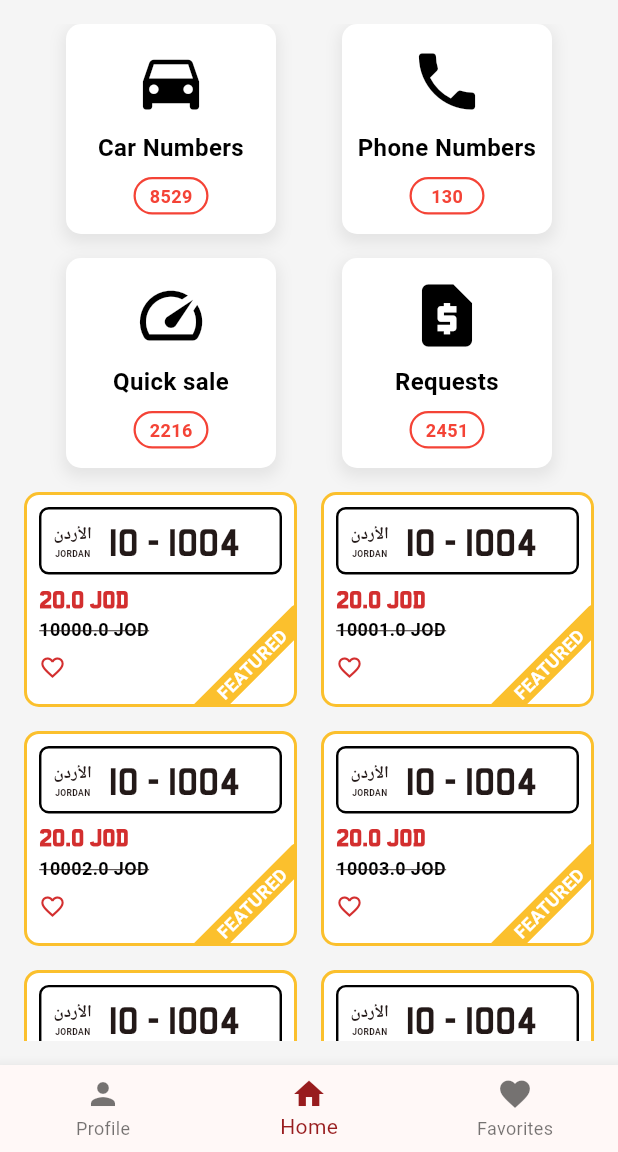
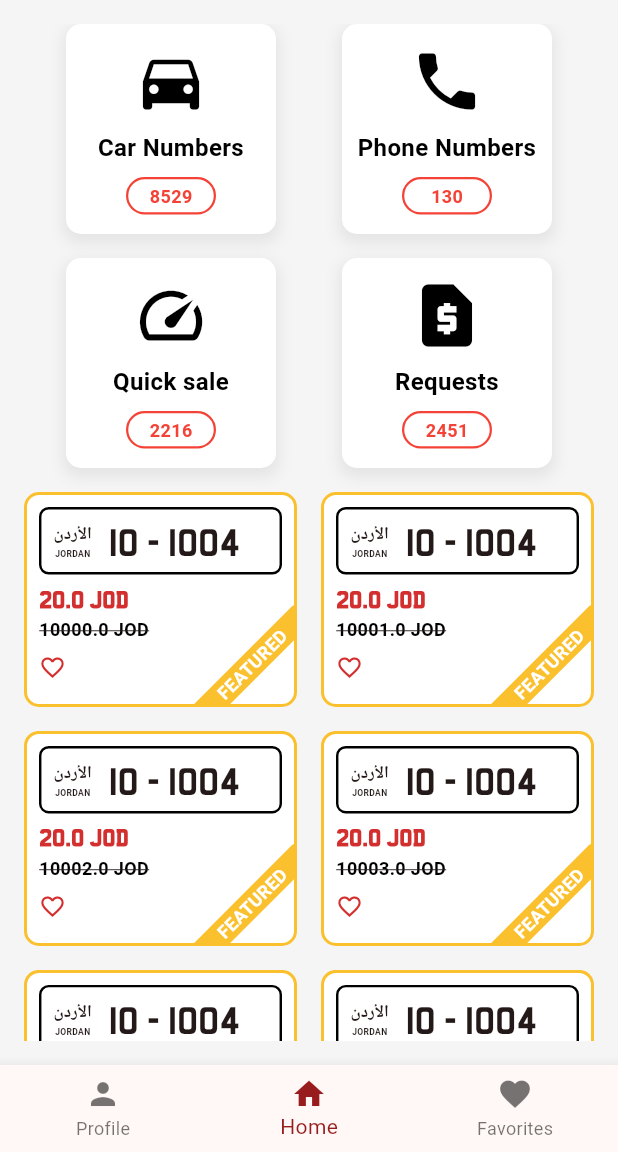
Before and after one commit to jo-plate/joplate-mobile-app, a Flutter app: the screen it shows after launch, on a phone screen of 412 x 824 dp, the part 84-1236 px from its top. Run offline on Flutter 3.47's test engine with Material 3 defaults, Android fonts, the phone set to English and light mode, and no system bars; drawn by our look-alikes of carousel_slider; our stand-ins replace auto_route, cloud_firestore, firebase_auth, firebase_core, flutter_bloc, freezed_annotation and 3 more; accounts and stored records are empty.

Commit message:
chore: Update home tab UI and add category pill widget

```diff
--- a/lib/presentation/routes/pages/home_page/home_tab/homescreen.dart
+++ b/lib/presentation/routes/pages/home_page/home_tab/homescreen.dart
@@ -23,6 +23,7 @@ class HomePage extends StatelessWidget {
           title: const LogoSection(),
           centerTitle: true,
           elevation: 0,
+          backgroundColor: Colors.grey[100],
         ),
         body: Padding(
           padding: const EdgeInsets.symmetric(vertical: 16.0),
--- a/lib/presentation/routes/pages/home_page/home_tab/ui/category_card.dart
+++ b/lib/presentation/routes/pages/home_page/home_tab/ui/category_card.dart
@@ -1,4 +1,5 @@
 import 'package:flutter/material.dart';
+import 'package:joplate/presentation/widgets/pill.dart';
 
 class CategoryCard extends StatelessWidget {
   final IconData icon;
@@ -15,14 +16,13 @@ class CategoryCard extends StatelessWidget {
   @override
   Widget build(BuildContext context) {
     return Container(
-      height: 140, // Increased height
-      width: 140, // Increased width
+      height: 140,
+      width: 140,
       decoration: BoxDecoration(
         borderRadius: BorderRadius.circular(10),
         color: Colors.white,
         boxShadow: [
           BoxShadow(
-            // ignore: deprecated_member_use
             color: Colors.grey.withOpacity(0.2),
             blurRadius: 8,
             spreadRadius: 2,
@@ -35,39 +35,21 @@ class CategoryCard extends StatelessWidget {
         children: [
           Icon(
             icon,
-            size: 50, // Increased icon size
+            size: 50,
             color: Colors.black,
           ),
-          const SizedBox(height: 8), // Spacing
+          const SizedBox(height: 8),
           Text(
             title,
             style: const TextStyle(
-              fontSize: 16, // Increased font size
+              fontSize: 16,
               fontWeight: FontWeight.bold,
               color: Colors.black,
             ),
             textAlign: TextAlign.center,
           ),
-          const SizedBox(height: 8), // Spacing
-          if (count.isNotEmpty)
-            Container(
-              width: 50,
-              height: 25,
-              alignment: Alignment.center,
-              decoration: BoxDecoration(
-                borderRadius: BorderRadius.circular(20),
-                border: Border.all(color: Colors.red, width: 1.5),
-                color: Colors.white,
-              ),
-              child: Text(
-                count,
-                style: const TextStyle(
-                  fontSize: 12,
-                  color: Colors.red,
-                  fontWeight: FontWeight.bold,
-                ),
-              ),
-            ),
+          const SizedBox(height: 8),
+          if (count.isNotEmpty) Pill(text: count)
         ],
       ),
     );
--- /dev/null
+++ b/lib/presentation/widgets/pill.dart
@@ -0,0 +1,29 @@
+import 'package:flutter/material.dart';
+
+class Pill extends StatelessWidget {
+  const Pill({super.key, required this.text});
+
+  final String text;
+
+  @override
+  Widget build(BuildContext context) {
+    return Container(
+      width: 60,
+      height: 25,
+      alignment: Alignment.center,
+      decoration: BoxDecoration(
+        borderRadius: BorderRadius.circular(20),
+        border: Border.all(color: Colors.red, width: 1.5),
+        color: Colors.white,
+      ),
+      child: Text(
+        text,
+        style: const TextStyle(
+          fontSize: 12,
+          color: Colors.red,
+          fontWeight: FontWeight.bold,
+        ),
+      ),
+    );
+  }
+}
```
